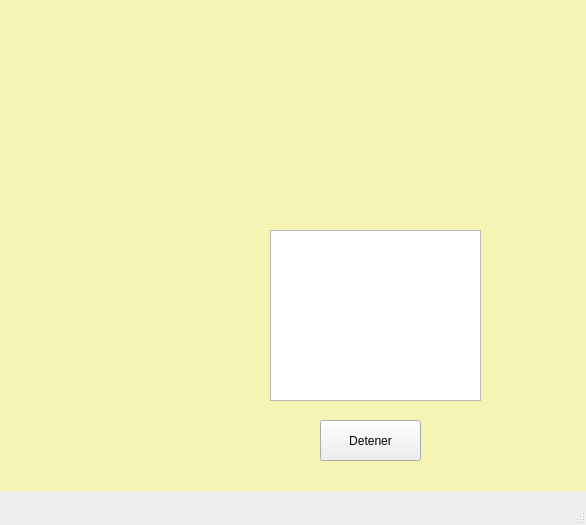
First picture: the form in ventanaetapa.ui, repository JOQUINYD/PipelineProject, before the edit.
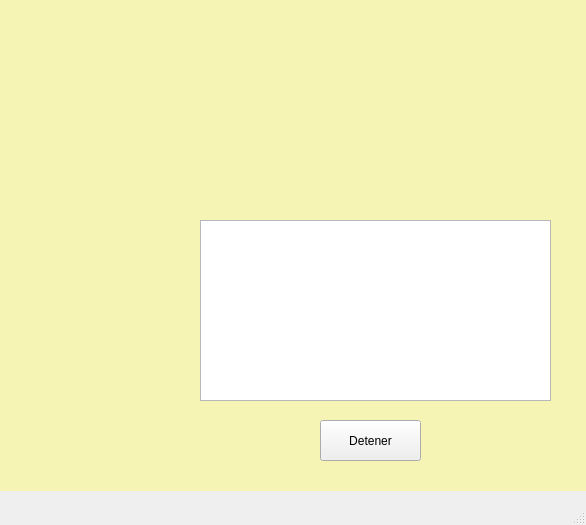
Second picture: the form after the edit. Icons and pictures are not drawn.

The edit to the form file:
```diff
--- a/ventanaetapa.ui
+++ b/ventanaetapa.ui
@@ -34,10 +34,10 @@
    <widget class="QListWidget" name="lwProductos">
     <property name="geometry">
      <rect>
-      <x>270</x>
-      <y>230</y>
-      <width>211</width>
-      <height>171</height>
+      <x>200</x>
+      <y>220</y>
+      <width>351</width>
+      <height>181</height>
      </rect>
     </property>
    </widget>
```
